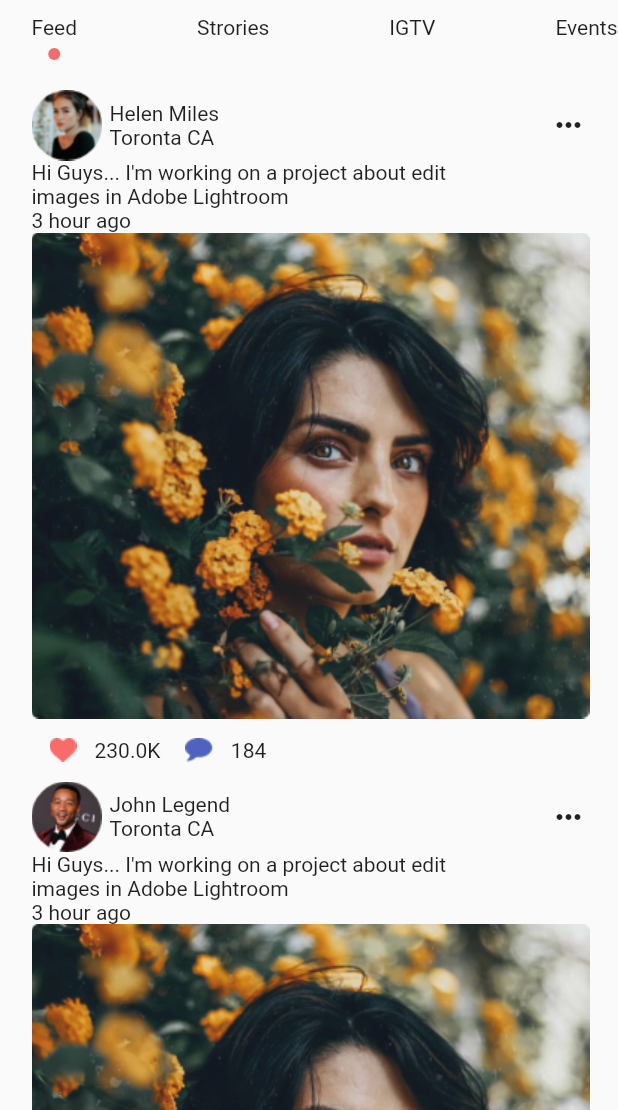
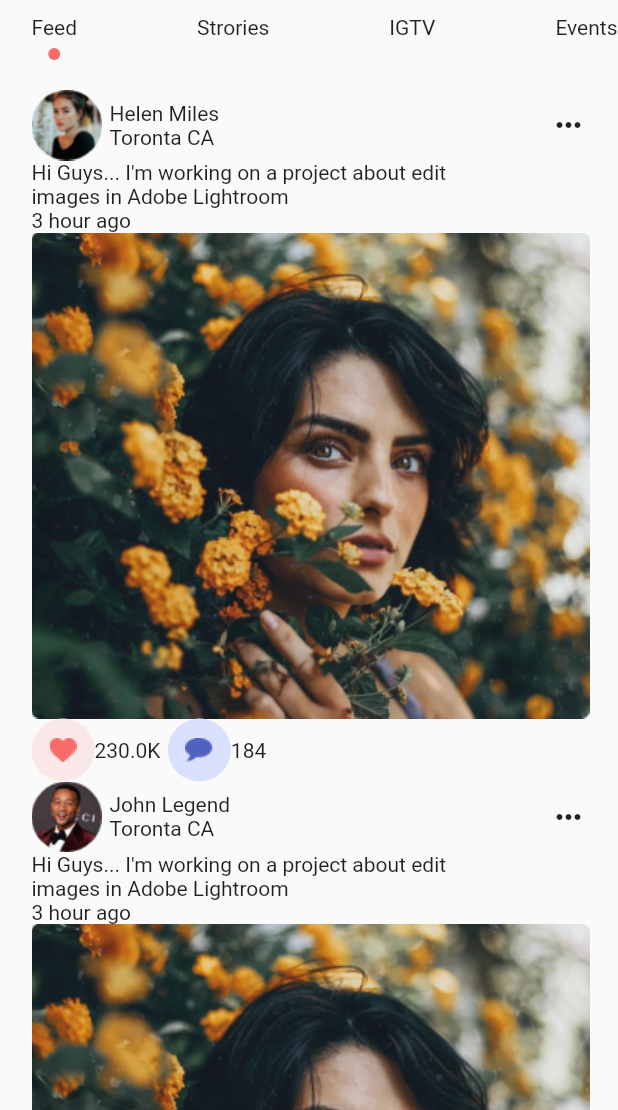
Before and after one commit to mustafauys/Flutter-UI, a Flutter app: the screen it shows after launch, on a phone screen of 412 x 824 dp, the part 126-1236 px from its top. Run offline on Flutter 3.47's test engine with Material 2 defaults, Android fonts, the phone set to English and light mode, and no system bars.

Commit message:
Color Added

```diff
--- a/lib/colors.dart
+++ b/lib/colors.dart
@@ -1,3 +1,6 @@
 import 'package:flutter/material.dart';
 
 Color redcolor = new Color(0xFFF86B68);
+Color redTransColor = new Color(0xFFFAE7E7);
+Color blueColor = new Color(0xFF4F62BF);
+Color blueTransColor = new Color(0xFFD9E1FF);
```
